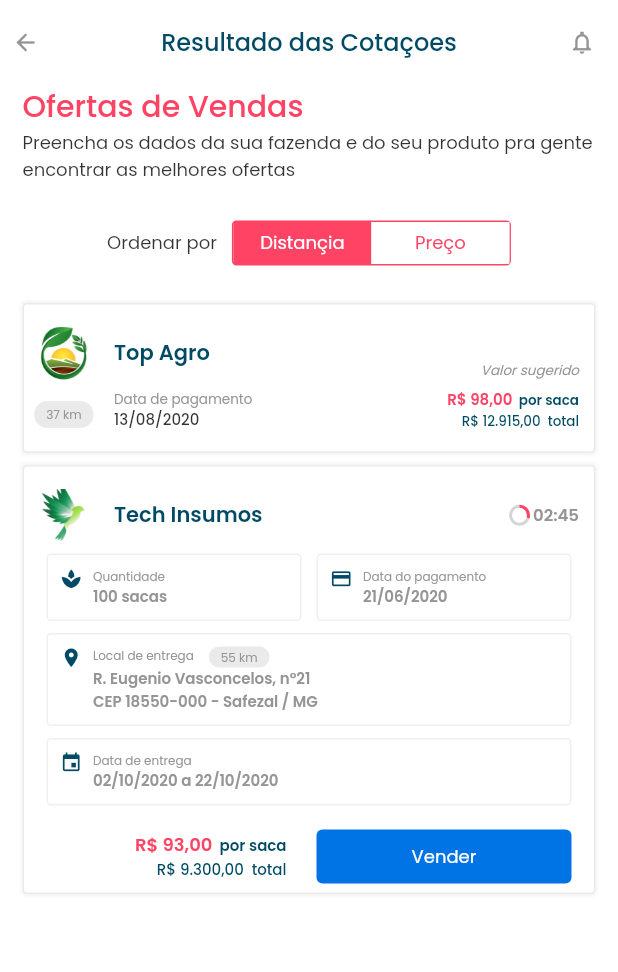
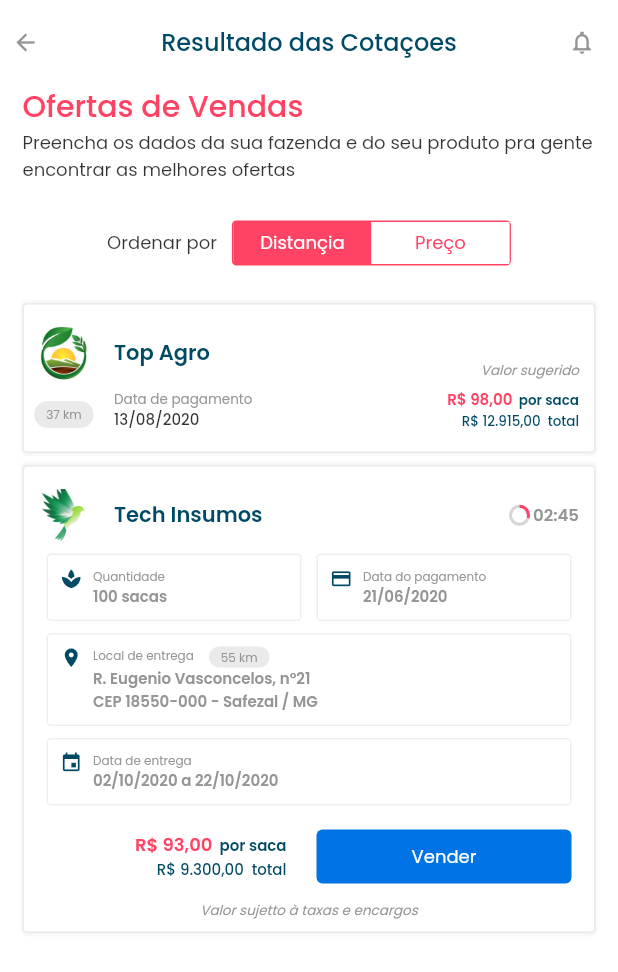
Before and after one commit to DMiyalu/mobile-test, a Flutter app: the screen it shows after launch, after a tap on "ir para historico de negociaçoes", on a phone screen of 412 x 824 dp. Shown: the top 972 px of the screen. Run offline on Flutter 3.47's test engine with Material 2 defaults, Android fonts, the phone set to English and light mode, and no system bars; our stand-ins replace get.

Commit message:
update results screen

```diff
--- a/lib/screens/results.dart
+++ b/lib/screens/results.dart
@@ -317,7 +317,22 @@ Widget _marketCart(context, {required Map<String, dynamic>? market}) {
         _marketThirdDetails(context),
         SizedBox(height: 10),
         _marketPaymentButton(context),
+        SizedBox(height: 5),
+        _suggestions(context),
+        SizedBox(height: 8),
       ],
+    ),
+  );
+}
+
+Widget _suggestions(context) {
+  return Center(
+    child: Text(
+      'Valor sujetto à taxas e encargos',
+      style: Theme.of(context).textTheme.bodyText1!.copyWith(
+                    color: Theme.of(context).primaryColorLight,
+                    fontSize: 9.0,
+                    fontStyle: FontStyle.italic)
     ),
   );
 }
@@ -359,7 +374,8 @@ Widget _marketPaymentButton(context) {
       Expanded(
         child: Container(
           margin: EdgeInsets.only(left: 5, right: 15),
-          child: actionButton(context,
+          child: actionButton(
+            context,
             text: 'Vender',
             textColor: Colors.white,
             bkgColor: Theme.of(context).primaryColor,
@@ -383,14 +399,14 @@ Widget _bottomInfos(context) {
     padding: EdgeInsets.symmetric(horizontal: 15, vertical: 20),
     child: Row(
       children: [
-        Icon(
-          Icons.nearby_error, color: Theme.of(context).primaryColorLight, size: 10
-        ),
+        Icon(Icons.nearby_error,
+            color: Theme.of(context).primaryColorLight, size: 10),
         SizedBox(width: 10),
         Text('No vender encontrar',
-        style: Theme.of(context).textTheme.bodyText1!.copyWith(
-          color: Colors.white
-        )),
+            style: Theme.of(context)
+                .textTheme
+                .bodyText1!
+                .copyWith(color: Colors.white)),
       ],
     ),
   );
```
Lines whose indentation alone changed are shown as unchanged.
